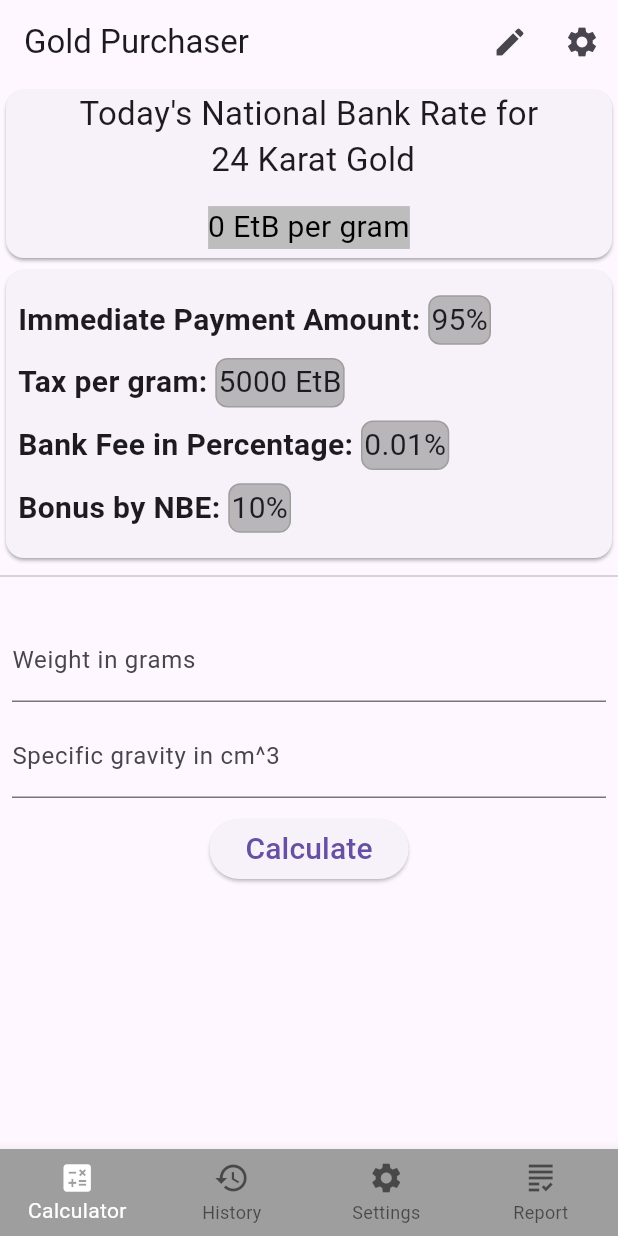
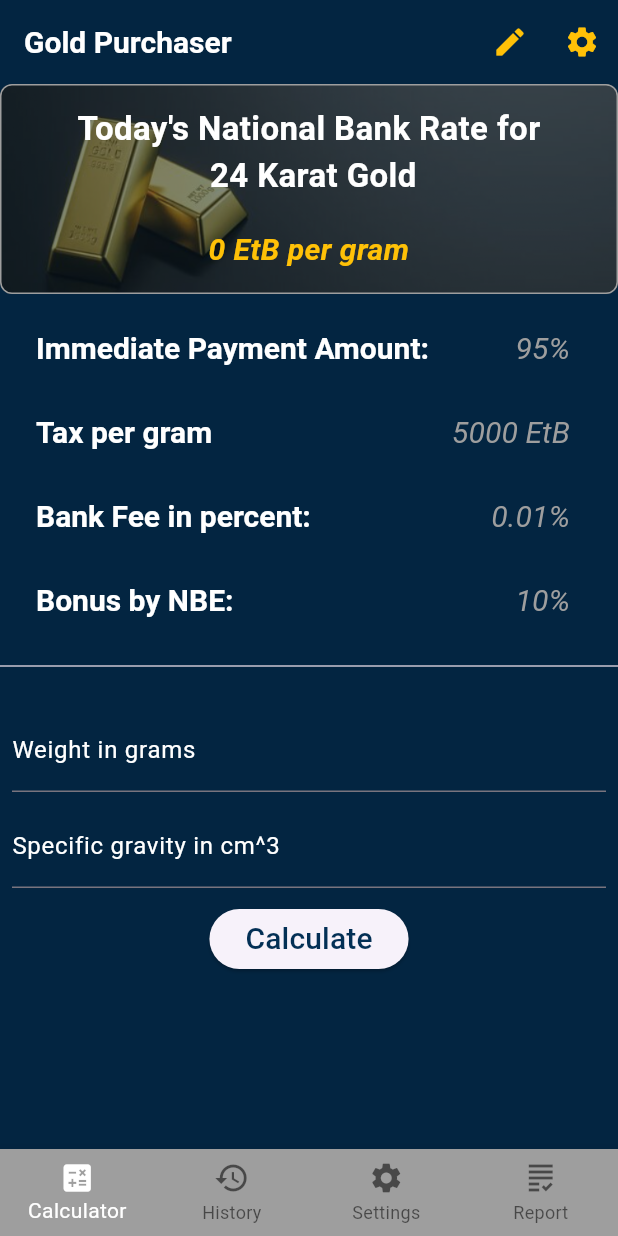
Before and after one commit to samuael/nbe, a Flutter app: the screen it shows after launch, on a phone screen of 412 x 824 dp. Run offline on Flutter 3.47's test engine with Material 3 defaults, Android fonts, the light colour scheme and no system bars; our stand-ins replace shared_preferences, sqflite; accounts and stored records are empty; network calls fail.

Commit message:
Add theme

```diff
--- a/lib/main.dart
+++ b/lib/main.dart
@@ -1,6 +1,34 @@
 import 'package:flutter/material.dart';
 import 'package:nbe/screens/calculator.dart';
 import 'package:nbe/screens/report_screen.dart';
+
+final ThemeData theme = ThemeData(
+  scaffoldBackgroundColor: const Color.fromARGB(255, 3, 37, 65),
+  listTileTheme: ListTileThemeData(
+    titleTextStyle: TextStyle(
+      color: Colors.white,
+      fontSize: 20,
+      fontWeight: FontWeight.bold,
+    ),
+    leadingAndTrailingTextStyle: TextStyle(
+      fontSize: 20,
+      color: Colors.grey,
+      fontStyle: FontStyle.italic,
+    ),
+  ),
+  elevatedButtonTheme: ElevatedButtonThemeData(
+    style: ButtonStyle(
+      foregroundColor: WidgetStatePropertyAll(
+        const Color.fromARGB(255, 3, 48, 85),
+      ),
+    ),
+  ),
+  appBarTheme: AppBarTheme(
+    backgroundColor: Color.fromARGB(255, 3, 37, 65),
+    foregroundColor: Colors.amber,
+    titleTextStyle: TextStyle(fontWeight: FontWeight.bold, fontSize: 20),
+  ),
+);
 
 void main() {
   runApp(const MyApp());
@@ -12,6 +40,7 @@ class MyApp extends StatelessWidget {
   @override
   Widget build(BuildContext context) {
     return MaterialApp(
+      theme: theme,
       title: 'Gold Purchasing Rate',
       home: NavigationController(),
     );
--- a/lib/screens/calculator.dart
+++ b/lib/screens/calculator.dart
@@ -127,131 +127,81 @@ class _CalculatorScreenState extends State<CalculatorScreen> {
         child: Column(
           children: [
             SizedBox(
-              height: 120,
+              height: 140,
               width: double.infinity,
-              child: Card(
-                shadowColor: Colors.grey,
+              child: Container(
+                width: double.infinity,
+                // color: Colors.grey,
+                decoration: BoxDecoration(
+                  color: const Color.fromARGB(123, 0, 0, 0),
+                  image: DecorationImage(
+                    opacity: 0.5,
+                    fit: BoxFit.cover,
+                    image: Image.asset(
+                      'lib/assets/images/gold_pic.png',
+                      width: double.infinity,
+                    ).image,
+                  ),
+                  border: Border.all(color: Colors.grey),
+                  borderRadius: BorderRadius.circular(8),
+                ),
+                // shadowColor: Colors.grey,
                 child: Column(
+                  mainAxisAlignment: MainAxisAlignment.center,
                   children: [
                     Text(
                       'Today\'s National Bank Rate for\n 24 Karat Gold',
                       softWrap: true,
                       textAlign: TextAlign.center,
-                      style: TextStyle(fontSize: 22),
+                      style: TextStyle(
+                        fontSize: 22,
+                        color: Colors.white,
+                        fontWeight: FontWeight.bold,
                       ),
-                    SizedBox(height: 15),
+                    ),
+                    SizedBox(height: 20),
                     Text(
-                      '${pricesMap['24'] ?? '0'} EtB per gram ',
+                      '${currencyFormatter(double.tryParse(pricesMap['24'] ?? '') ?? 0)} per gram ',
                       textAlign: TextAlign.center,
                       style: TextStyle(
-                        backgroundColor: Colors.grey[400],
-                        color: Colors.black,
+                        color: Colors.amber,
                         fontSize: 20,
+                        fontWeight: FontWeight.bold,
+                        fontStyle: FontStyle.italic,
                       ),
                     ),
                   ],
                 ),
               ),
             ),
-            SizedBox(
-              height: 200,
-              width: double.infinity,
-              child: Card(
-                shadowColor: Colors.grey,
-                child: Padding(
+
+            Padding(
               padding: const EdgeInsets.all(8.0),
               child: Column(
                 mainAxisAlignment: MainAxisAlignment.spaceEvenly,
                 children: [
-                      Row(
-                        children: [
-                          Text(
+                  ListTile(
+                    title: Text(
                       'Immediate Payment Amount: ',
                       style: TextStyle(
                         fontWeight: FontWeight.bold,
                         fontSize: 20,
                       ),
                     ),
-                          Container(
-                            padding: EdgeInsets.all(1),
-                            decoration: BoxDecoration(
-                              border: Border.all(color: Colors.grey),
-                              borderRadius: BorderRadius.circular(8),
-                              color: const Color.fromARGB(181, 158, 158, 158),
+                    trailing: Text('95%'),
                   ),
-                            child: Text('95%', style: TextStyle(fontSize: 20)),
+                  ListTile(
+                    title: Text('Tax per gram'),
+                    trailing: Text('5000 EtB'),
                   ),
+
+                  ListTile(
+                    title: Text('Bank Fee in percent:'),
+                    trailing: Text('0.01%'),
+                  ),
+
+                  ListTile(title: Text('Bonus by NBE:'), trailing: Text('10%')),
                 ],
-                      ),
-                      Row(
-                        children: [
-                          Text(
-                            'Tax per gram: ',
-                            style: TextStyle(
-                              fontWeight: FontWeight.bold,
-                              fontSize: 20,
-                            ),
-                          ),
-                          Container(
-                            decoration: BoxDecoration(
-                              color: const Color.fromARGB(181, 158, 158, 158),
-                              border: Border.all(color: Colors.grey),
-                              borderRadius: BorderRadius.circular(8),
-                            ),
-                            padding: EdgeInsets.all(1),
-                            child: Text(
-                              '5000 EtB',
-                              style: TextStyle(fontSize: 20),
-                            ),
-                          ),
-                        ],
-                      ),
-                      Row(
-                        children: [
-                          Text(
-                            'Bank Fee in Percentage: ',
-                            style: TextStyle(
-                              fontWeight: FontWeight.bold,
-                              fontSize: 20,
-                            ),
-                          ),
-                          Container(
-                            decoration: BoxDecoration(
-                              color: const Color.fromARGB(181, 158, 158, 158),
-                              border: Border.all(color: Colors.grey),
-                              borderRadius: BorderRadius.circular(8),
-                            ),
-                            padding: EdgeInsets.all(1),
-                            child: Text(
-                              '0.01%',
-                              style: TextStyle(fontSize: 20),
-                            ),
-                          ),
-                        ],
-                      ),
-                      Row(
-                        children: [
-                          Text(
-                            'Bonus by NBE: ',
-                            style: TextStyle(
-                              fontWeight: FontWeight.bold,
-                              fontSize: 20,
-                            ),
-                          ),
-                          Container(
-                            decoration: BoxDecoration(
-                              color: const Color.fromARGB(181, 158, 158, 158),
-                              border: Border.all(color: Colors.grey),
-                              borderRadius: BorderRadius.circular(8),
-                            ),
-                            padding: EdgeInsets.all(1),
-                            child: Text('10%', style: TextStyle(fontSize: 20)),
-                          ),
-                        ],
-                      ),
-                    ],
-                  ),
-                ),
               ),
             ),
             Divider(),
@@ -261,17 +211,28 @@ class _CalculatorScreenState extends State<CalculatorScreen> {
               child: TextField(
                 controller: _weightController,
                 keyboardType: TextInputType.numberWithOptions(),
-                decoration: InputDecoration(label: Text('Weight in grams')),
+                decoration: InputDecoration(
+                  label: Text(
+                    'Weight in grams',
+                    style: TextStyle(color: Colors.white),
+                  ),
+                ),
+                style: TextStyle(color: Colors.white),
               ),
             ),
             Padding(
               padding: const EdgeInsets.fromLTRB(8.0, 8, 8, 0),
               child: TextField(
+                cursorColor: Colors.white,
                 controller: _specificGravityController,
                 keyboardType: TextInputType.numberWithOptions(),
                 decoration: InputDecoration(
-                  label: Text('Specific gravity in cm^3'),
+                  label: Text(
+                    'Specific gravity in cm^3',
+                    style: TextStyle(color: Colors.white),
                   ),
+                ),
+                style: TextStyle(color: Colors.white),
               ),
             ),
             SizedBox(height: 10),
--- a/pubspec.yaml
+++ b/pubspec.yaml
@@ -64,8 +64,8 @@ flutter:
   uses-material-design: true
 
   # To add assets to your application, add an assets section, like this:
-  # assets:
-  #   - images/a_dot_burr.jpeg
+  assets:
+    - lib/assets/images/gold_pic.png
   #   - images/a_dot_ham.jpeg
 
   # An image asset can refer to one or more resolution-specific "variants", see
```
Also changed, not shown: lib/assets/images/gold_pic.png (added). Lines whose indentation alone changed are shown as unchanged.
